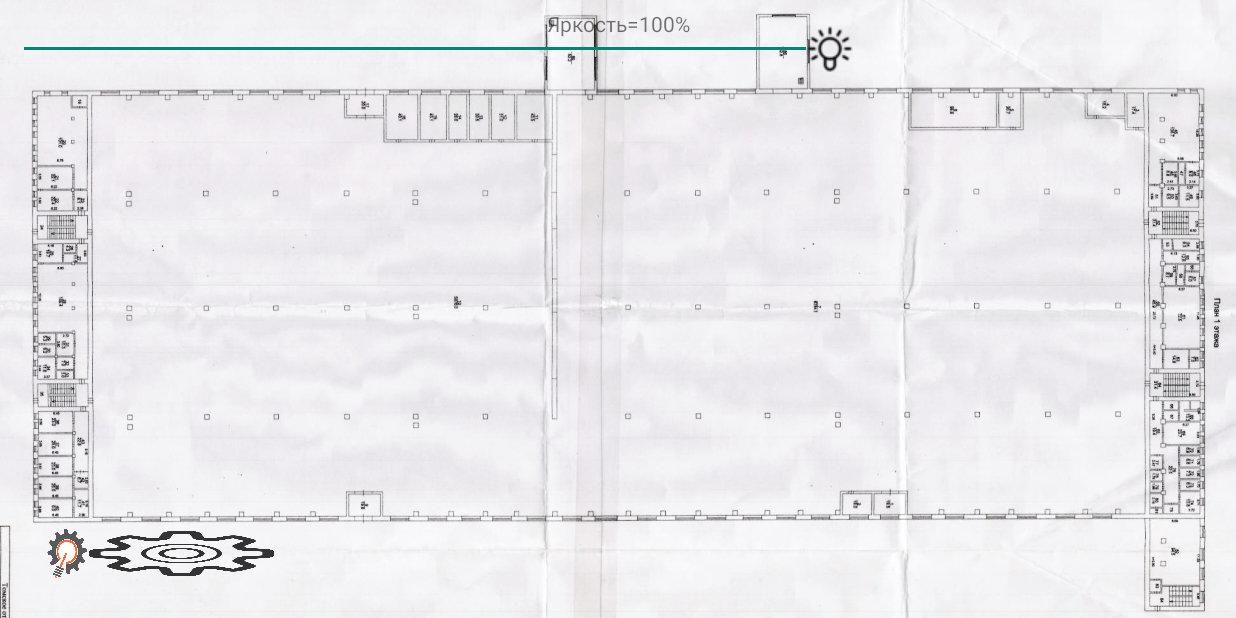
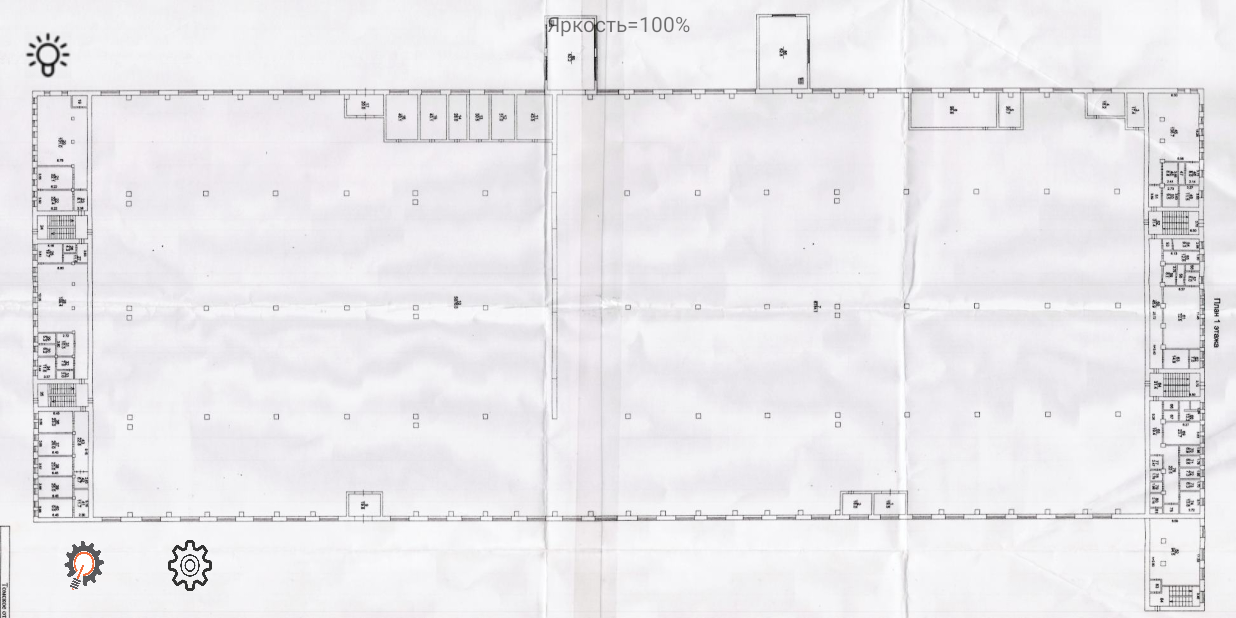
Before and after one commit to Kw0rker/Smart_Light_app, an Android app: the MainActivity screen opened directly, with no data from a screen before it, on a phone screen of 824 x 412 dp (held sideways). Run offline under Robolectric (Android 15) with nearby library versions, the phone set to English and light mode, and no system bars; 5 statements that could not run were skipped.

Commit message:
edited setup of new scenario

```diff
--- a/app/build.gradle
+++ b/app/build.gradle
@@ -30,4 +30,5 @@ dependencies {
     testImplementation 'junit:junit:4.12'
     androidTestImplementation 'com.android.support.test:runner:1.0.2'
     androidTestImplementation 'com.android.support.test.espresso:espresso-core:3.0.2'
+    implementation 'com.android.support:recyclerview-v7:28.0.0'
 }
--- a/app/src/main/java/com/example/student/smartlighttest1/MainActivity.java
+++ b/app/src/main/java/com/example/student/smartlighttest1/MainActivity.java
@@ -58,7 +58,7 @@ public class MainActivity extends FragmentActivity {
         }
         activity = this;
         bar = new SeekBar(this);
-        bar.findViewById(R.id.seekBar3);
+        bar.findViewById(R.id.BRIGNESS);
         int max = 255;
         bar.setMax(max);
         bar.setProgress(max);
@@ -89,10 +89,10 @@ public class MainActivity extends FragmentActivity {
         Log.d("context", context_g.toString());//@string/_100
 
         setContentView(R.layout.activity_main);
-       // new multithread().execute("send", "refresh");
+        new multithread().execute("send", "refresh");
         new multithread().execute("send", "status");
         new multithread().execute("start");
-        Button scenario = (Button) findViewById(R.id.button3);
+        Button scenario = (Button) findViewById(R.id.SCENARIO);
         //builui();
         while (!multithread.isFinished()) {
         }
@@ -106,9 +106,18 @@ public class MainActivity extends FragmentActivity {
                 startActivity(intent);
             }
         });
+        Button settings = (Button)findViewById(R.id.SETTINGS);
+        final Intent intent=new Intent(this,Settings.class);
+        settings.setOnClickListener(new View.OnClickListener() {
+            @Override
+            public void onClick(View v) {
+                startActivity(intent);
+            }
+        });
 
 
     }
+
 
     public void builui() {
         lamps = new lamp[udp.colvo];
--- a/app/src/main/java/com/example/student/smartlighttest1/getter_from_app.java
+++ b/app/src/main/java/com/example/student/smartlighttest1/getter_from_app.java
@@ -1,12 +1,10 @@
 package com.example.student.smartlighttest1;
 
 import android.content.Context;
-import android.os.AsyncTask;
 import android.util.Log;
 
 import java.io.BufferedReader;
 import java.io.BufferedWriter;
-import java.io.File;
 import java.io.FileWriter;
 import java.io.IOException;
 import java.io.InputStreamReader;
@@ -113,7 +111,7 @@ public class getter_from_app  implements Runnable {
            BufferedWriter writer = new BufferedWriter(new FileWriter("scenarios.txt"));
            while ((str = br.readLine())!= null)
            {
-               if (str.contains(sx))continue;
+               if (str.contains(sx))return true;
                writer.write(str + System.getProperty("line.separator"));
            }
        }
--- a/app/src/main/java/com/example/student/smartlighttest1/udp.java
+++ b/app/src/main/java/com/example/student/smartlighttest1/udp.java
@@ -13,7 +13,7 @@ public class udp
 
 {
     public static int colvo;
-    static int port = 13013;
+    static int port = 64044;
     private static byte[] buf = new byte[1024];
     // public static byte[] reciveData = new byte[1024];
     public static byte[] Data = new byte[1024];
@@ -27,8 +27,8 @@ public class udp
     public static void setup() {
 
         try {
-            serverAddr = InetAddress.getByName("172.16.1.133");
-            servSock = new DatagramSocket(13013);
+            serverAddr = InetAddress.getByName("192.168.0.207");
+            servSock = new DatagramSocket(port);
         } catch (IOException e) {
             Log.e("udp",e.getMessage());
         }
@@ -43,12 +43,13 @@ public class udp
             servSock.send(pkt);
             Log.e("udp",sendmsg);
         } catch (IOException e) {
-            e.printStackTrace();
+            Log.e("udp",e.getMessage());
         }
     }
 
     public void start() {
-        int b=0;
+        int brighness=0;
+        int number=0;
         int i = 0;
         do {
             if (i != 0) {
@@ -56,11 +57,13 @@ public class udp
                 try {
 
                     servSock.receive(pk);
-                    int a=Integer.parseInt(new String(pk.getData()).split("#")[0]);
-                    brignes[i-1]=a;
+                    String s=new String(pk.getData());
+                    String [] es=s.split("#")[0].split(" ");
+                     brighness=Integer.parseInt(es[1]);
+                     number=Integer.parseInt(es[0]);
+                    brignes[number-1]=brighness;
+                    Log.e("udp",number+" "+brighness );
                     i++;
-                    Log.d("udp",""+a);
-                    b=a;
 
                 } catch (IOException e) {
                    Log.e("udp",e.getMessage());
@@ -85,8 +88,8 @@ public class udp
                 }
                     }
 
-        }while (i < colvo) ;
-        brignes[brignes.length-1]=b;
+        }while (i <= colvo) ;
+        brignes[number-1]=brighness;
         Log.d("lamp", Arrays.toString(brignes));
         multithread.finished=true;
     }
--- a/app/src/main/res/layout/activity_main.xml
+++ b/app/src/main/res/layout/activity_main.xml
@@ -15,16 +15,17 @@
     tools:layout_editor_absoluteY="73dp">
 
     <SeekBar
-        android:id="@+id/seekBar3"
-        android:layout_width="569dp"
-        android:layout_height="0dp"
+        android:id="@+id/BRIGNESS"
+        android:layout_width="0dp"
+        android:layout_height="37dp"
         android:layout_marginBottom="286dp"
         android:max="255"
         android:progress="255"
         android:thumb="@drawable/thumb"
-        app:layout_constraintBottom_toTopOf="@+id/button3"
+        app:layout_constraintBottom_toTopOf="@+id/SCENARIO"
         app:layout_constraintStart_toStartOf="parent"
-        app:layout_constraintTop_toTopOf="parent" />
+        app:layout_constraintTop_toTopOf="parent"
+        app:layout_constraintVertical_bias="0.0" />
 
     <TextView
         android:id="@+id/text"
@@ -37,27 +38,24 @@
         app:layout_constraintTop_toTopOf="parent" />
 
     <Button
-        android:id="@+id/button3"
+        android:id="@+id/SCENARIO"
         android:layout_width="29dp"
         android:layout_height="34dp"
-        android:layout_marginStart="30dp"
-        android:layout_marginLeft="30dp"
-        android:layout_marginBottom="26dp"
         android:background="@drawable/scenario"
         app:layout_constraintBottom_toBottomOf="parent"
-        app:layout_constraintEnd_toStartOf="@+id/button"
+        app:layout_constraintEnd_toStartOf="@+id/SETTINGS"
         app:layout_constraintStart_toStartOf="parent"
-        app:layout_constraintTop_toBottomOf="@+id/seekBar3" />
+        app:layout_constraintTop_toBottomOf="@+id/BRIGNESS" />
 
     <Button
-        android:id="@+id/button"
-        android:layout_width="0dp"
-        android:layout_height="30dp"
+        android:id="@+id/SETTINGS"
+        android:layout_width="29dp"
+        android:layout_height="34dp"
         android:layout_marginEnd="641dp"
         android:layout_marginRight="641dp"
         android:background="@drawable/settings"
-        app:layout_constraintBaseline_toBaselineOf="@+id/button3"
+        app:layout_constraintBaseline_toBaselineOf="@+id/SCENARIO"
         app:layout_constraintEnd_toEndOf="parent"
-        app:layout_constraintStart_toEndOf="@+id/button3" />
+        app:layout_constraintStart_toEndOf="@+id/SCENARIO" />
 
 </android.support.constraint.ConstraintLayout>
```
Also changed, not shown: app/src/main/AndroidManifest.xml (+6 -8 lines), app/src/main/java/com/example/student/smartlighttest1/scenario.java (+5 -5 lines), 67 other files.
